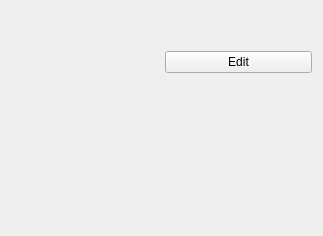
First picture: the form in HimalayaMain/Gui/Components/Reagents/Forms/ReagentGroupWidget.ui, repository Liyezhong/Master, before the edit.
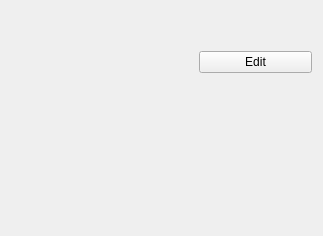
Second picture: the form after the edit. Custom widgets are drawn as their Qt base class.

Commit message: Restrict some buttons' size to fit the dialogs' layout.

Patch:
```diff
--- a/HimalayaMain/Gui/Components/Reagents/Forms/ReagentGroupWidget.ui
+++ b/HimalayaMain/Gui/Components/Reagents/Forms/ReagentGroupWidget.ui
@@ -34,6 +34,12 @@
      </item>
      <item>
       <widget class="QPushButton" name="btnEdit">
+       <property name="maximumSize">
+        <size>
+         <width>113</width>
+         <height>36</height>
+        </size>
+       </property>
        <property name="text">
         <string>Edit</string>
        </property>
```
The commit also changes 3 other files.
